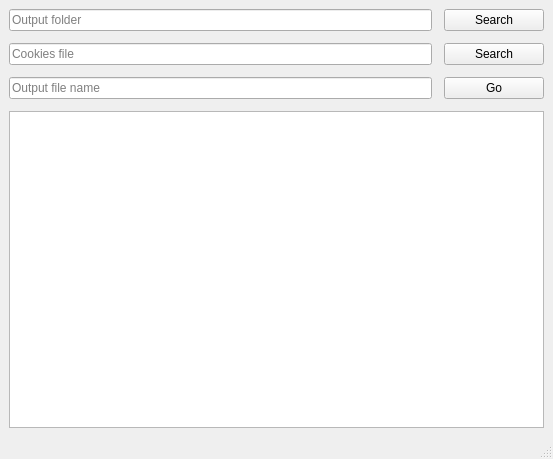
First picture: the form in mainwindow.ui, repository AndreaTerenz/CiulaLezioni, before the edit.
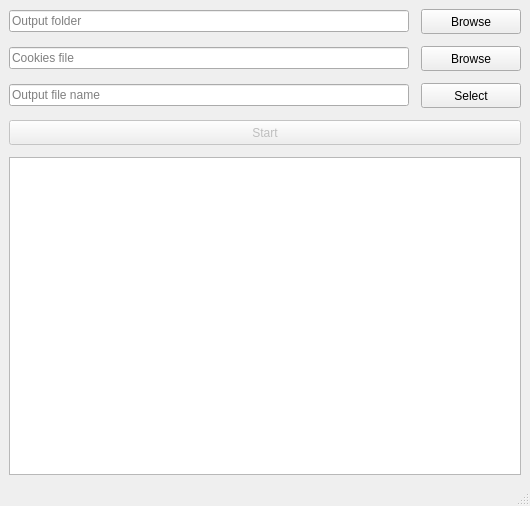
Second picture: the form after the edit.

Commit message: More GUI shenanigans (minor improvements) and a bit of refactoring (added a separate file for Window class)

The edit to the form file:
```diff
--- a/mainwindow.ui
+++ b/mainwindow.ui
@@ -6,8 +6,8 @@
    <rect>
     <x>0</x>
     <y>0</y>
-    <width>553</width>
-    <height>459</height>
+    <width>515</width>
+    <height>506</height>
    </rect>
   </property>
   <property name="windowTitle">
@@ -61,7 +61,7 @@
           <property name="minimumSize">
            <size>
             <width>100</width>
-            <height>0</height>
+            <height>25</height>
            </size>
           </property>
           <property name="maximumSize">
@@ -71,7 +71,7 @@
            </size>
           </property>
           <property name="text">
-           <string>Search</string>
+           <string>Browse</string>
           </property>
          </widget>
         </item>
@@ -112,7 +112,7 @@
           <property name="minimumSize">
            <size>
             <width>100</width>
-            <height>0</height>
+            <height>25</height>
            </size>
           </property>
           <property name="maximumSize">
@@ -122,7 +122,7 @@
            </size>
           </property>
           <property name="text">
-           <string>Search</string>
+           <string>Browse</string>
           </property>
          </widget>
         </item>
@@ -163,7 +163,7 @@
           <property name="minimumSize">
            <size>
             <width>100</width>
-            <height>0</height>
+            <height>25</height>
            </size>
           </property>
           <property name="maximumSize">
@@ -173,12 +173,28 @@
            </size>
           </property>
           <property name="text">
-           <string>Go</string>
+           <string>Select</string>
           </property>
          </widget>
         </item>
        </layout>
       </item>
+      <item>
+       <widget class="QPushButton" name="start_stop_btn">
+        <property name="enabled">
+         <bool>false</bool>
+        </property>
+        <property name="minimumSize">
+         <size>
+          <width>0</width>
+          <height>25</height>
+         </size>
+        </property>
+        <property name="text">
+         <string>Start</string>
+        </property>
+       </widget>
+      </item>
       <item>
        <widget class="QTextBrowser" name="output_log">
         <property name="minimumSize">
```
Left out of the diff: 4 changed lines with no effect on the pictures. The commit also changes 3 other files.
